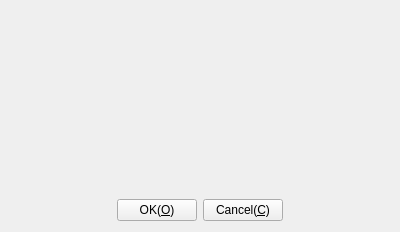
Old version of the form Plugins/WakeOnLan/FrmWakeOnLan.ui in the repository KangLin/RabbitRemoteControl.
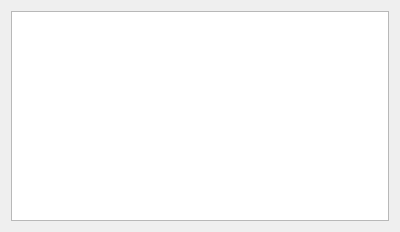
New version of the form. Custom widgets are drawn as their Qt base class.

Commit message: WakeOnLan: modify WakeOnLan

```diff
--- a/Plugins/WakeOnLan/FrmWakeOnLan.ui
+++ b/Plugins/WakeOnLan/FrmWakeOnLan.ui
@@ -14,83 +14,15 @@
    <string>Wake on lan</string>
   </property>
   <layout class="QGridLayout" name="gridLayout">
-   <item row="2" column="0">
-    <layout class="QHBoxLayout" name="horizontalLayout">
-     <item>
-      <spacer name="horizontalSpacer">
-       <property name="orientation">
-        <enum>Qt::Orientation::Horizontal</enum>
-       </property>
-       <property name="sizeHint" stdset="0">
-        <size>
-         <width>40</width>
-         <height>20</height>
-        </size>
-       </property>
-      </spacer>
-     </item>
-     <item>
-      <widget class="QPushButton" name="pbOK">
-       <property name="text">
-        <string>OK(&amp;O)</string>
-       </property>
-      </widget>
-     </item>
-     <item>
-      <widget class="QPushButton" name="pbCancel">
-       <property name="text">
-        <string>Cancel(&amp;C)</string>
-       </property>
-      </widget>
-     </item>
-     <item>
-      <spacer name="horizontalSpacer_2">
-       <property name="orientation">
-        <enum>Qt::Orientation::Horizontal</enum>
-       </property>
-       <property name="sizeHint" stdset="0">
-        <size>
-         <width>40</width>
-         <height>20</height>
-        </size>
-       </property>
-      </spacer>
-     </item>
-    </layout>
-   </item>
    <item row="0" column="0">
-    <widget class="CParameterWakeOnLanUI" name="wdgWakeOnLan" native="true">
-     <property name="sizePolicy">
-      <sizepolicy hsizetype="Preferred" vsizetype="Preferred">
-       <horstretch>0</horstretch>
-       <verstretch>0</verstretch>
-      </sizepolicy>
+    <widget class="QTableView" name="tableView">
+     <property name="sortingEnabled">
+      <bool>false</bool>
      </property>
     </widget>
    </item>
-   <item row="1" column="0">
-    <spacer name="verticalSpacer">
-     <property name="orientation">
-      <enum>Qt::Orientation::Vertical</enum>
-     </property>
-     <property name="sizeHint" stdset="0">
-      <size>
-       <width>20</width>
-       <height>40</height>
-      </size>
-     </property>
-    </spacer>
-   </item>
   </layout>
  </widget>
- <customwidgets>
-  <customwidget>
-   <class>CParameterWakeOnLanUI</class>
-   <extends>QWidget</extends>
-   <header>ParameterWakeOnLanUI.h</header>
-   <container>1</container>
-  </customwidget>
- </customwidgets>
  <resources/>
  <connections/>
 </ui>
```
The commit also changes 21 other files.
